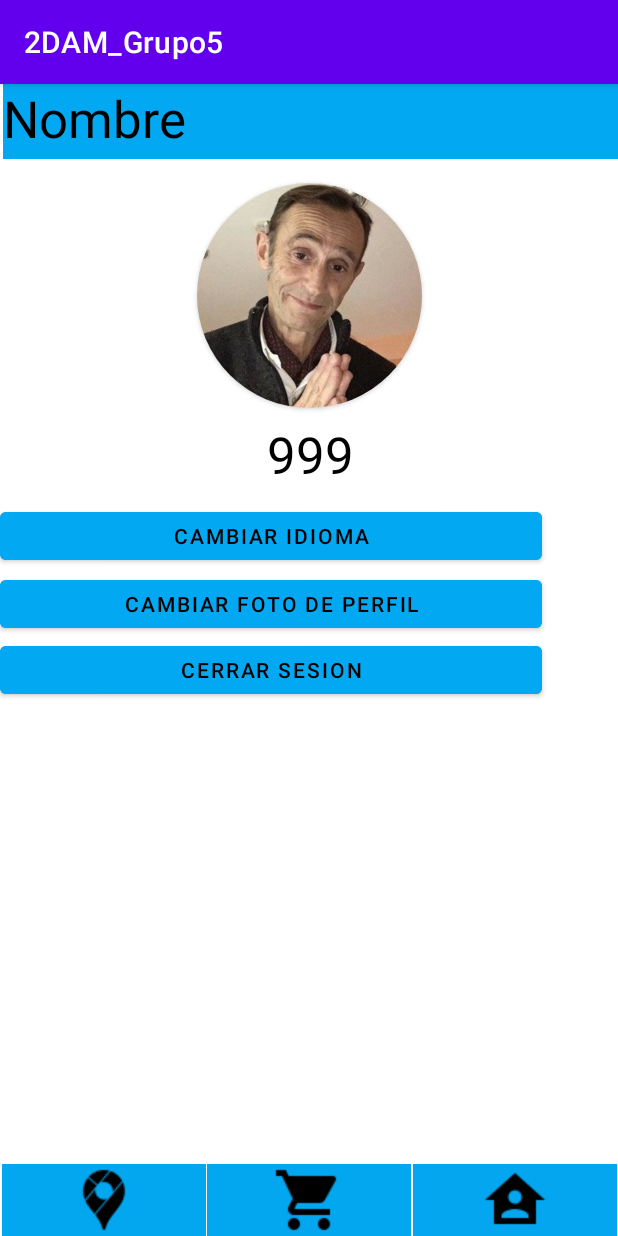
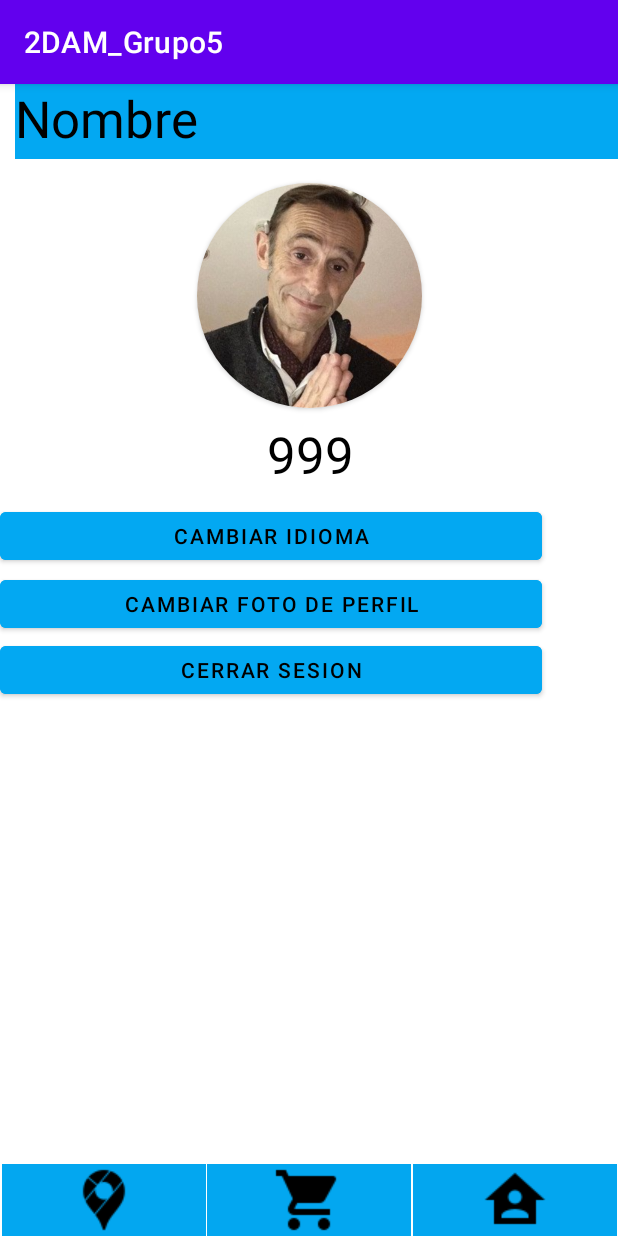
Before and after one commit to BaiAngel/2DAM-Grupo5, an Android app: the Home screen opened directly, with no data from a screen before it, on a phone screen of 412 x 824 dp. Run offline under Robolectric (Android 15) with nearby library versions, the phone set to English and light mode, and no system bars.

```diff
--- a/app/src/main/AndroidManifest.xml
+++ b/app/src/main/AndroidManifest.xml
@@ -26,7 +26,7 @@
         -->
         <meta-data
             android:name="com.google.android.geo.API_KEY"
-            android:value="AIzaSyC2-GlHplmrw6BXHMlqtKjkPCXaxQ4ZGuU" />
+            android:value="AIzaSyAMQEmdEiM8lk2knnamjXBF9azaI2p02bU" />
 
         <activity
             android:name=".MapsActivity"
--- a/app/src/main/res/layout/activity_home.xml
+++ b/app/src/main/res/layout/activity_home.xml
@@ -33,14 +33,16 @@
         android:layout_width="410dp"
         android:layout_height="50dp"
         android:layout_marginStart="10dp"
+        android:layout_marginBottom="16dp"
         android:background="#03A8F2"
         android:text="Nombre"
         android:textAlignment="textStart"
         android:textColor="#000000"
         android:textSize="34sp"
         android:textStyle="normal"
+        app:layout_constraintBottom_toTopOf="@+id/cardView"
         app:layout_constraintEnd_toEndOf="parent"
-        app:layout_constraintHorizontal_bias="1.0"
+        app:layout_constraintHorizontal_bias="0.0"
         app:layout_constraintStart_toStartOf="parent"
         app:layout_constraintTop_toTopOf="parent" />
 
```
